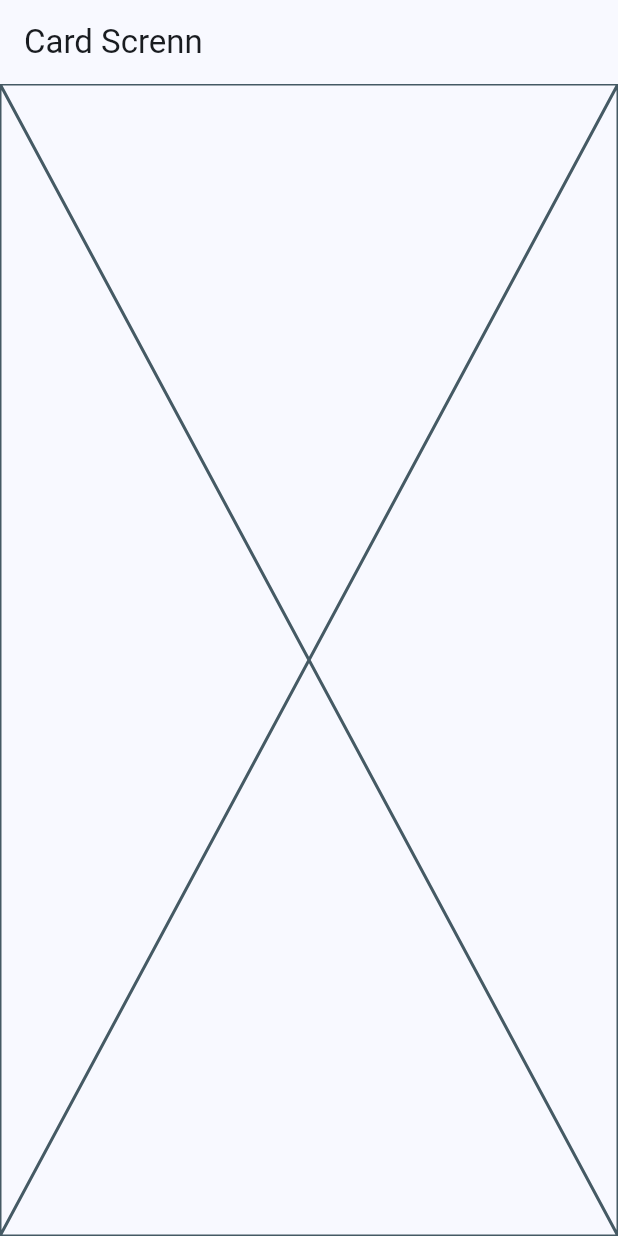
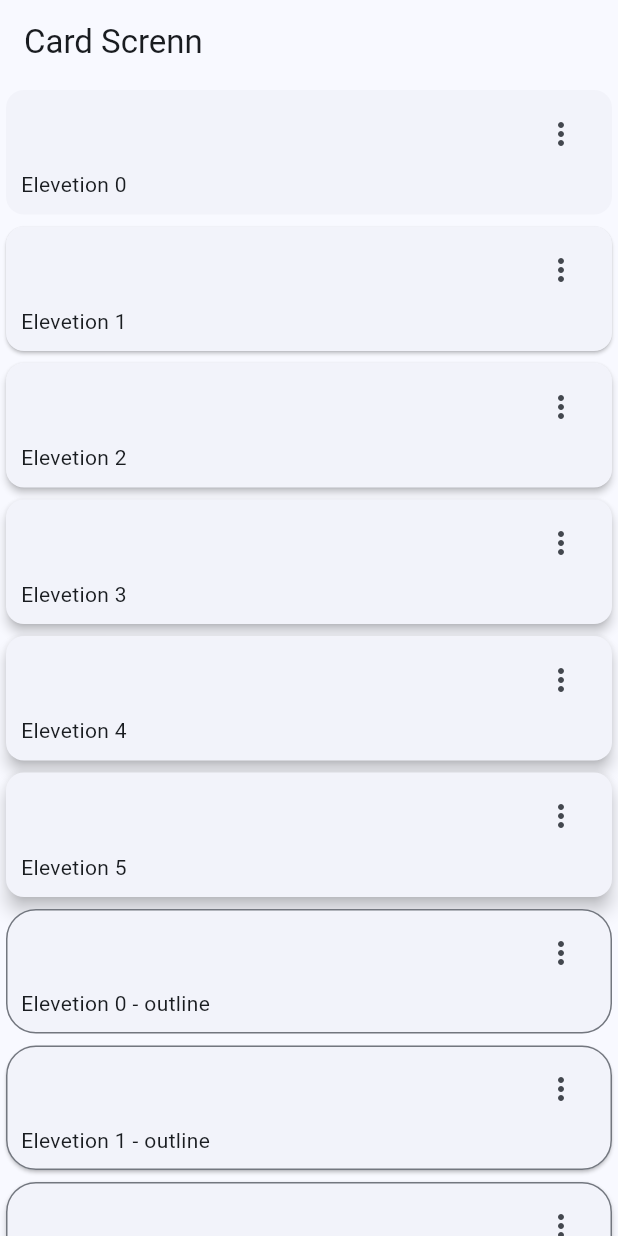
Before and after one commit to davidleond99/widgets_app, a Flutter app: the CardsScreen screen opened by its route, on a phone screen of 412 x 824 dp. Run offline on Flutter 3.47's test engine with Material 2 defaults, Android fonts, the phone set to English and light mode, and no system bars; our stand-ins replace go_router.

Commit message:
Cards Finish

```diff
--- a/lib/presentation/screens/cards/cards_screen.dart
+++ b/lib/presentation/screens/cards/cards_screen.dart
@@ -1,4 +1,13 @@
 import 'package:flutter/material.dart';
+
+const card = <Map<String, dynamic>>[
+  {'elevetion': 0.0, 'label': 'Elevetion 0'},
+  {'elevetion': 1.0, 'label': 'Elevetion 1'},
+  {'elevetion': 2.0, 'label': 'Elevetion 2'},
+  {'elevetion': 3.0, 'label': 'Elevetion 3'},
+  {'elevetion': 4.0, 'label': 'Elevetion 4'},
+  {'elevetion': 5.0, 'label': 'Elevetion 5'},
+];
 
 class CardsScreen extends StatelessWidget {
   static const String name = 'CardsScreen';
@@ -11,7 +20,207 @@ class CardsScreen extends StatelessWidget {
       appBar: AppBar(
         title: const Text('Card Screnn'),
       ),
-      body: const Placeholder(),
+      body: const _CardsView(),
     );
   }
 }
+
+class _CardsView extends StatelessWidget {
+  const _CardsView();
+
+  @override
+  Widget build(BuildContext context) {
+    return SingleChildScrollView(
+      physics: const BouncingScrollPhysics(),
+      child: Column(
+        children: [
+          ...card.map(
+            (card) => _CardType1(
+              elevation: card['elevetion'],
+              label: card['label'],
+            ),
+          ),
+          ...card.map(
+            (card) => _CardType2(
+              elevation: card['elevetion'],
+              label: card['label'],
+            ),
+          ),
+          ...card.map(
+            (card) => _CardType3(
+              elevation: card['elevetion'],
+              label: card['label'],
+            ),
+          ),
+          ...card.map(
+            (card) => _CardType4(
+              elevation: card['elevetion'],
+              label: card['label'],
+            ),
+          ),
+          const SizedBox(
+            height: 30,
+          ),
+        ],
+      ),
+    );
+  }
+}
+
+class _CardType1 extends StatelessWidget {
+  final String label;
+  final double elevation;
+
+  const _CardType1({
+    required this.label,
+    required this.elevation,
+  });
+
+  @override
+  Widget build(BuildContext context) {
+    return Card(
+      elevation: elevation,
+      child: Padding(
+        padding: const EdgeInsets.fromLTRB(10, 5, 10, 10),
+        child: Column(
+          children: [
+            Align(
+              alignment: Alignment.topRight,
+              child: IconButton(
+                onPressed: () {},
+                icon: const Icon(Icons.more_vert_outlined),
+              ),
+            ),
+            Align(
+              alignment: Alignment.bottomLeft,
+              child: Text(label),
+            ),
+          ],
+        ),
+      ),
+    );
+  }
+}
+
+class _CardType2 extends StatelessWidget {
+  final String label;
+  final double elevation;
+
+  const _CardType2({
+    required this.label,
+    required this.elevation,
+  });
+
+  @override
+  Widget build(BuildContext context) {
+    final color = Theme.of(context).colorScheme;
+
+    return Card(
+      shape: RoundedRectangleBorder(
+        borderRadius: BorderRadius.circular(20),
+        side: BorderSide(
+          color: color.outline,
+        ),
+      ),
+      elevation: elevation,
+      child: Padding(
+        padding: const EdgeInsets.fromLTRB(10, 5, 10, 10),
+        child: Column(
+          children: [
+            Align(
+              alignment: Alignment.topRight,
+              child: IconButton(
+                onPressed: () {},
+                icon: const Icon(Icons.more_vert_outlined),
+              ),
+            ),
+            Align(
+              alignment: Alignment.bottomLeft,
+              child: Text('$label - outline'),
+            ),
+          ],
+        ),
+      ),
+    );
+  }
+}
+
+class _CardType3 extends StatelessWidget {
+  final String label;
+  final double elevation;
+
+  const _CardType3({
+    required this.label,
+    required this.elevation,
+  });
+
+  @override
+  Widget build(BuildContext context) {
+    final color = Theme.of(context).colorScheme;
+    return Card(
+      color: color.surfaceVariant,
+      elevation: elevation,
+      child: Padding(
+        padding: const EdgeInsets.fromLTRB(10, 5, 10, 10),
+        child: Column(
+          children: [
+            Align(
+              alignment: Alignment.topRight,
+              child: IconButton(
+                onPressed: () {},
+                icon: const Icon(Icons.more_vert_outlined),
+              ),
+            ),
+            Align(
+              alignment: Alignment.bottomLeft,
+              child: Text('$label - Fiiled'),
+            ),
+          ],
+        ),
+      ),
+    );
+  }
+}
+
+class _CardType4 extends StatelessWidget {
+  final String label;
+  final double elevation;
+
+  const _CardType4({
+    required this.label,
+    required this.elevation,
+  });
+
+  @override
+  Widget build(BuildContext context) {
+    // final color = Theme.of(context).colorScheme;
+    return Card(
+      clipBehavior: Clip.hardEdge,
+      elevation: elevation,
+      child: Stack(
+        children: [
+          Image.asset(
+            'assets/Hinata.jpeg',
+            height: 350,
+            fit: BoxFit.cover,
+          ),
+          Align(
+            alignment: Alignment.topRight,
+            child: Container(
+              decoration: const BoxDecoration(
+                color: Colors.white,
+                borderRadius: BorderRadius.only(
+                  bottomLeft: Radius.circular(40),
+                ),
+              ),
+              child: IconButton(
+                onPressed: () {},
+                icon: const Icon(Icons.more_vert_outlined),
+              ),
+            ),
+          ),
+        ],
+      ),
+    );
+  }
+}
--- a/pubspec.yaml
+++ b/pubspec.yaml
@@ -52,8 +52,8 @@ flutter:
   # the material Icons class.
   uses-material-design: true
   # To add assets to your application, add an assets section, like this:
-  # assets:
-  #   - images/a_dot_burr.jpeg
+  assets:
+    - assets/Hinata.jpeg
   #   - images/a_dot_ham.jpeg
   # An image asset can refer to one or more resolution-specific "variants", see
   # https://flutter.dev/assets-and-images/#resolution-aware
```
Also changed, not shown: lib/presentation/screens/buttons/button_screen.dart (+10 -4 lines), assets/Hinata.jpeg (added).
